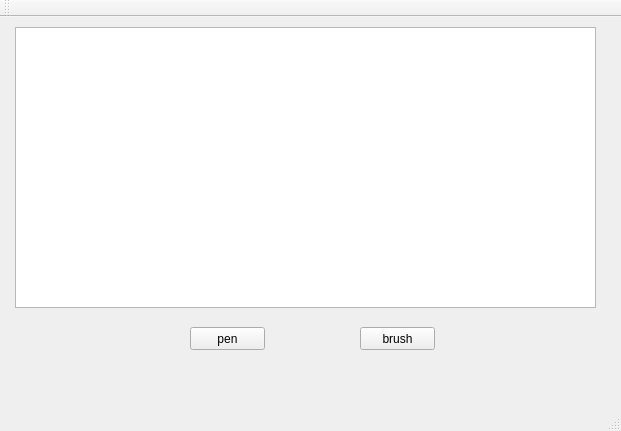
Qt form QColor_QBrush_QPen_QPalette/mainwindow.ui (charon-cheung/Qt-Turtorial) before a commit.
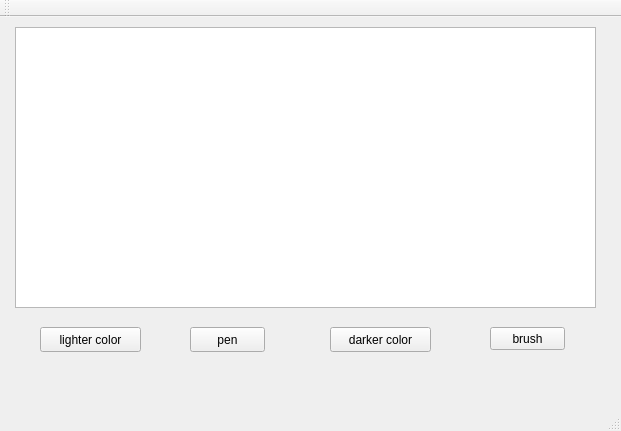
The same form after that commit.

Commit message: feat: lighter()  darker()

The edit to the form file:
```diff
--- a/QColor_QBrush_QPen_QPalette/mainwindow.ui
+++ b/QColor_QBrush_QPen_QPalette/mainwindow.ui
@@ -30,7 +30,7 @@
       <x>190</x>
       <y>310</y>
       <width>75</width>
-      <height>23</height>
+      <height>25</height>
      </rect>
     </property>
     <property name="text">
@@ -40,7 +40,7 @@
    <widget class="QPushButton" name="brushBtn">
     <property name="geometry">
      <rect>
-      <x>360</x>
+      <x>490</x>
       <y>310</y>
       <width>75</width>
       <height>23</height>
@@ -50,6 +50,32 @@
      <string>brush</string>
     </property>
    </widget>
+   <widget class="QPushButton" name="lighter">
+    <property name="geometry">
+     <rect>
+      <x>40</x>
+      <y>310</y>
+      <width>101</width>
+      <height>25</height>
+     </rect>
+    </property>
+    <property name="text">
+     <string>lighter color</string>
+    </property>
+   </widget>
+   <widget class="QPushButton" name="darker">
+    <property name="geometry">
+     <rect>
+      <x>330</x>
+      <y>310</y>
+      <width>101</width>
+      <height>25</height>
+     </rect>
+    </property>
+    <property name="text">
+     <string>darker color</string>
+    </property>
+   </widget>
   </widget>
   <widget class="QMenuBar" name="menuBar">
    <property name="geometry">
```
The commit also changes 5 other files.
